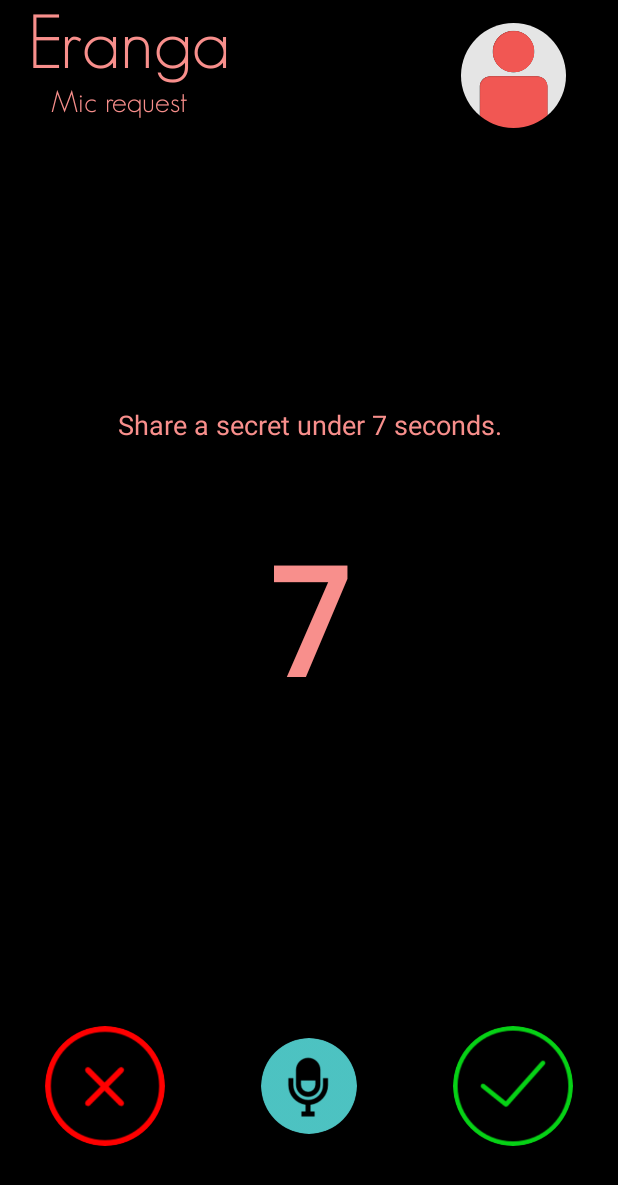
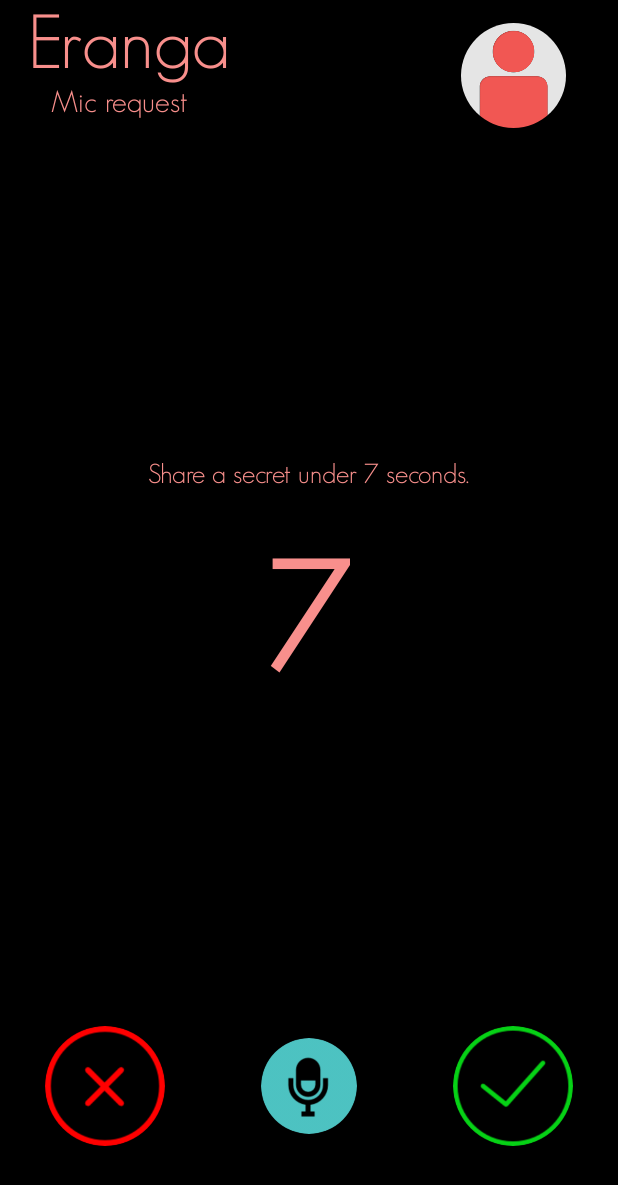
Before and after one commit to rahasak/rahasak, an Android app: the RecordingActivity screen opened directly, with no data from a screen before it, on a phone screen of 412 x 824 dp. Shown: the top 1185 px of the screen. Run offline under Robolectric (Android 15) with nearby library versions, the phone set to English and light mode, and no system bars; libraries missing offline, so code that uses them is left out: com.github.siyamed.shapeimageview, com.skyfishjy.library; plain views replace CircularImageView, RippleBackground; Roboto replaces fonts that are not available here; 8 statements that could not run were skipped.

Commit message:
ui font update for audio activity

```diff
--- a/app/src/main/java/com/score/chatz/ui/RecordingActivity.java
+++ b/app/src/main/java/com/score/chatz/ui/RecordingActivity.java
@@ -38,6 +38,8 @@ import com.score.senzc.pojos.Senz;
 import com.score.senzc.pojos.User;
 import com.skyfishjy.library.RippleBackground;
 
+import org.w3c.dom.Text;
+
 import java.util.ArrayList;
 import java.util.HashMap;
 import java.util.List;
@@ -48,12 +50,13 @@ public class RecordingActivity extends AppCompatActivity implements View.OnTouch
 
     private View moving_layout;
     private Button doneBtn;
-    private TextView mTimerTextView;
     private Rect startBtnRectRelativeToScreen;
     private Rect cancelBtnRectRelativeToScreen;
     private CircularImageView cancelBtn;
     private ImageView startBtn;
     private RippleBackground goRipple;
+    private TextView briefIntroTextView;
+    private TextView countDownTextView;
 
     private boolean isRecordingStarted;
     private boolean isRecordingOver;
@@ -124,6 +127,7 @@ public class RecordingActivity extends AppCompatActivity implements View.OnTouch
         dbSource = new SenzorsDbSource(this);
         audioRecorder = new AudioRecorder();
 
+        setUpFonts();
         setupUi();
         setupDontBtn();
         setupSwipeBtns();
@@ -135,6 +139,10 @@ public class RecordingActivity extends AppCompatActivity implements View.OnTouch
         startTimerToEndRequest();
         setupUserImage();
         startMicIfMissedCall();
+    }
+
+    private void setUpFonts() {
+        typeface = Typeface.createFromAsset(getAssets(), "fonts/GeosansLight.ttf");
     }
 
     private void startMicIfMissedCall() {
@@ -184,9 +192,14 @@ public class RecordingActivity extends AppCompatActivity implements View.OnTouch
 
     private void setupUi() {
         typeface = Typeface.createFromAsset(getAssets(), "fonts/GeosansLight.ttf");
-        this.mTimerTextView = (TextView) this.findViewById(R.id.timer);
-        this.mTimerTextView.setText(START_TIME + "");
-        this.moving_layout = findViewById(R.id.moving_layout);
+        countDownTextView = (TextView) this.findViewById(R.id.time_countdown);
+        countDownTextView.setText(START_TIME + "");
+        briefIntroTextView = (TextView)findViewById(R.id.share_secret_brief);
+        moving_layout = findViewById(R.id.moving_layout);
+
+
+        countDownTextView.setTypeface(typeface, Typeface.BOLD);
+        briefIntroTextView.setTypeface(typeface, Typeface.NORMAL);
     }
 
     private void setupWakeLock() {
@@ -339,7 +352,7 @@ public class RecordingActivity extends AppCompatActivity implements View.OnTouch
         this.runOnUiThread(new Runnable() {
             @Override
             public void run() {
-                mTimerTextView.setText(count + "");
+                countDownTextView.setText(count + "");
             }
         });
     }
--- a/app/src/main/res/layout/activity_recording.xml
+++ b/app/src/main/res/layout/activity_recording.xml
@@ -6,7 +6,7 @@
     android:background="@color/black">
 
     <TextView
-        android:id="@+id/timer"
+        android:id="@+id/time_countdown"
         android:layout_width="wrap_content"
         android:layout_height="wrap_content"
         android:layout_alignParentTop="false"
@@ -14,16 +14,15 @@
         android:text="0"
         android:textColor="@color/colorPrimary"
         android:textSize="100sp"
-        android:textStyle="bold"
-        android:typeface="monospace" />
+        android:textStyle="bold" />
 
     <TextView
-        android:id="@+id/textView9"
+        android:id="@+id/share_secret_brief"
         android:layout_width="wrap_content"
         android:layout_height="wrap_content"
-        android:layout_above="@+id/timer"
+        android:layout_above="@+id/time_countdown"
         android:layout_centerHorizontal="true"
-        android:layout_marginBottom="50dp"
+        android:layout_marginBottom="30dp"
         android:gravity="center_horizontal"
         android:text="Share a secret under 7 seconds."
         android:textAppearance="?android:attr/textAppearanceMedium"
@@ -190,14 +189,14 @@
     <Button
         android:id="@+id/done_btn"
         android:layout_width="match_parent"
-        android:layout_height="60dp"
         android:layout_alignParentBottom="true"
         android:layout_marginBottom="80dp"
         android:layout_marginLeft="50dp"
         android:layout_marginRight="50dp"
         android:background="@drawable/rounded_corner_button"
         android:text="Done"
-        android:textColor="@color/white" />
+        android:textColor="@color/white"
+        android:layout_height="55dp" />
 
 
 </RelativeLayout>
```
